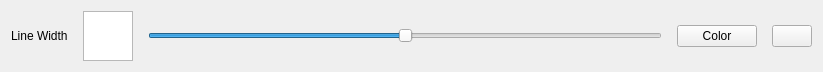
Above: ui/BottomWidget.ui from JulienChevron/Mandala before the change. Below: the same form after it.
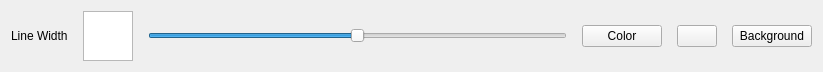
That is the form after the change. Icons and pictures are not drawn.

Commit message: Background color

Patch:
```diff
--- a/ui/BottomWidget.ui
+++ b/ui/BottomWidget.ui
@@ -77,6 +77,13 @@
      </property>
     </widget>
    </item>
+   <item>
+    <widget class="QPushButton" name="background_btn">
+     <property name="text">
+      <string>Background</string>
+     </property>
+    </widget>
+   </item>
   </layout>
  </widget>
  <resources/>
```
Left out of the diff: 16 changed lines with no effect on the pictures. The commit also changes 5 other files.
